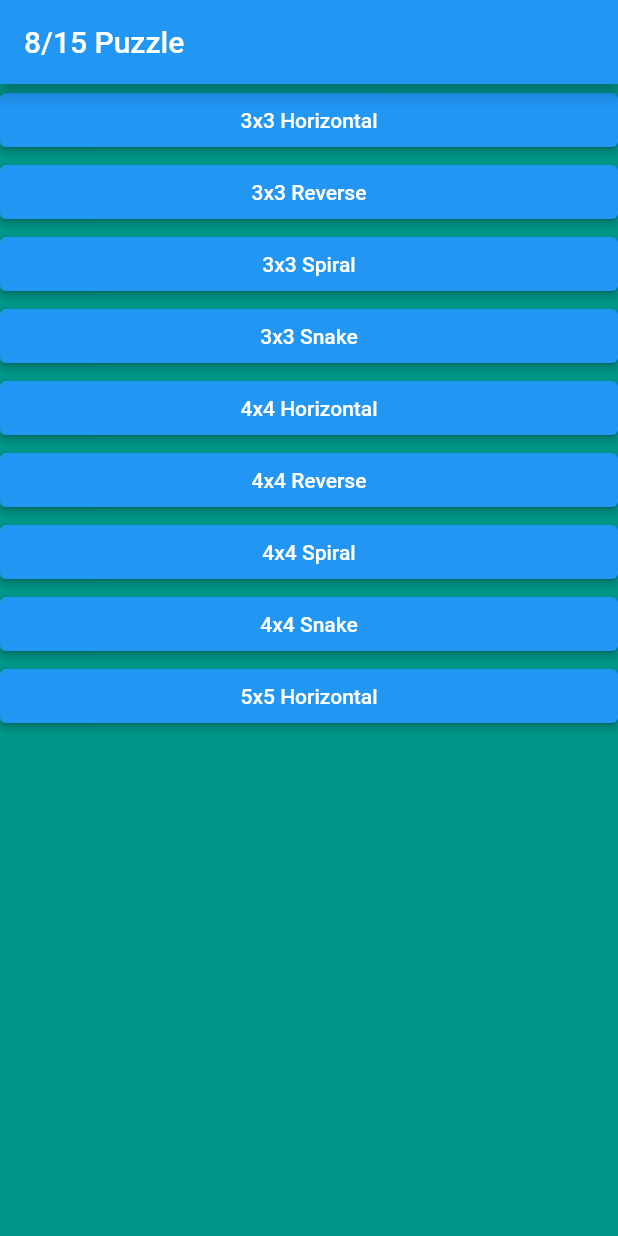
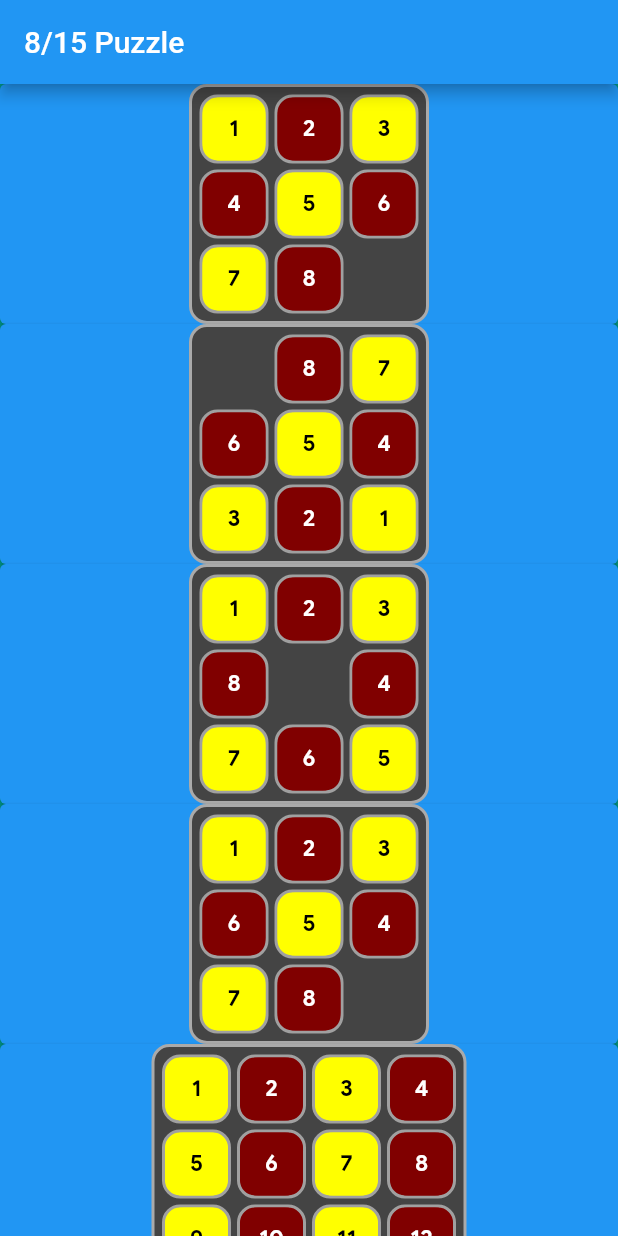
Before and after one commit to babaosoftware/slidepuzzle, a Flutter app: the screen it shows after launch, on a phone screen of 412 x 824 dp. Run offline on Flutter 3.47's test engine with Material 2 defaults, Android fonts, the phone set to English and light mode, and no system bars; our stand-ins replace equatable, flutter_bloc, google_fonts.

Commit message:
Start page

```diff
--- a/lib/pages/startpage.dart
+++ b/lib/pages/startpage.dart
@@ -2,8 +2,10 @@ import 'dart:async';
 
 import 'package:flutter/material.dart';
 import 'package:slidepuzzle/colors/colors.dart';
+import 'package:slidepuzzle/models/board.dart';
 import 'package:slidepuzzle/models/targetboard.dart';
 import 'package:slidepuzzle/pages/gamepage.dart';
+import 'package:slidepuzzle/widgets/tileboardlight.dart';
 
 class StartPage extends StatefulWidget {
   const StartPage({Key? key}) : super(key: key);
@@ -28,47 +30,47 @@ class _StartPageState extends State<StartPage> {
             Navigator.push(
               context,
               MaterialPageRoute(builder: (context) => const GamePage(title: "3x3 Horizontal", boardType: BoardType.basic, boardSize: 3)));
-          }, child: const Text("3x3 Horizontal")),
+          }, child: TileBoardLight(Board(3, createTargetBoard(3, BoardType.basic)))),
           ElevatedButton(onPressed: (){
             Navigator.push(
               context,
               MaterialPageRoute(builder: (context) => const GamePage(title: "3x3 Reverse", boardType: BoardType.reverse, boardSize: 3)));
-          }, child: const Text("3x3 Reverse")),
+          }, child: TileBoardLight(Board(3, createTargetBoard(3, BoardType.reverse)))),
           ElevatedButton(onPressed: (){
             Navigator.push(
               context,
               MaterialPageRoute(builder: (context) => const GamePage(title: "3x3 Spiral", boardType: BoardType.spiral, boardSize: 3)));
-          }, child: const Text("3x3 Spiral")),
+          }, child: TileBoardLight(Board(3, createTargetBoard(3, BoardType.spiral)))),
           ElevatedButton(onPressed: (){
             Navigator.push(
               context,
               MaterialPageRoute(builder: (context) => const GamePage(title: "3x3 Snake", boardType: BoardType.snake, boardSize: 3)));
-          }, child: const Text("3x3 Snake")),
+          }, child: TileBoardLight(Board(3, createTargetBoard(3, BoardType.snake)))),
           ElevatedButton(onPressed: (){
             Navigator.push(
               context,
               MaterialPageRoute(builder: (context) => const GamePage(title: "4x4 Horizontal", boardType: BoardType.basic, boardSize: 4)));
-          }, child: const Text("4x4 Horizontal")),
+          }, child: TileBoardLight(Board(4, createTargetBoard(4, BoardType.basic)))),
           ElevatedButton(onPressed: (){
             Navigator.push(
               context,
               MaterialPageRoute(builder: (context) => const GamePage(title: "4x4 Reverse", boardType: BoardType.reverse, boardSize: 4)));
-          }, child: const Text("4x4 Reverse")),
+          }, child: TileBoardLight(Board(4, createTargetBoard(4, BoardType.reverse)))),
           ElevatedButton(onPressed: (){
             Navigator.push(
               context,
               MaterialPageRoute(builder: (context) => const GamePage(title: "4x4 Spiral", boardType: BoardType.spiral, boardSize: 4)));
-          }, child: const Text("4x4 Spiral")),
+          }, child: TileBoardLight(Board(4, createTargetBoard(4, BoardType.spiral)))),
           ElevatedButton(onPressed: (){
             Navigator.push(
               context,
               MaterialPageRoute(builder: (context) => const GamePage(title: "4x4 Snake", boardType: BoardType.snake, boardSize: 4)));
-          }, child: const Text("4x4 Snake")),
+          }, child: TileBoardLight(Board(4, createTargetBoard(4, BoardType.snake)))),
           ElevatedButton(onPressed: (){
             Navigator.push(
               context,
               MaterialPageRoute(builder: (context) => const GamePage(title: "5x5 Horizontal", boardType: BoardType.basic, boardSize: 5)));
-          }, child: const Text("5x5 Horizontal")),
+          }, child: TileBoardLight(Board(5, createTargetBoard(5, BoardType.basic)))),
         ],));
   }
 }
--- a/lib/sizes/tilesize.dart
+++ b/lib/sizes/tilesize.dart
@@ -1,4 +1,6 @@
 abstract class TileSizes {
   static const double tileSize = 80;
   static const double fontSize = 40;
+  static const double lightTileSize = 50;
+  static const double lightFontSize = 15;
 }
--- a/lib/state/gamestate.dart
+++ b/lib/state/gamestate.dart
@@ -56,9 +56,9 @@ class GameState extends Equatable {
   static int stateTransitionTime(BoardState boardState) {
     switch (boardState) {
       case BoardState.loading:
-        return 2000;
+        return 1000;
       case BoardState.start:
-        return 1000;
+        return 700;
       case BoardState.ongoing:
         return 300;
       case BoardState.end:
--- a/lib/widgets/tile.dart
+++ b/lib/widgets/tile.dart
@@ -7,16 +7,17 @@ import 'package:slidepuzzle/state/gameevent.dart';
 import 'package:slidepuzzle/typography/text_styles.dart';
 
 class Tile extends StatelessWidget {
-  const Tile(this.value, this.isEmpty, {Key? key}) : super(key: key);
+  const Tile(this.value, this.isEmpty, {this.light = false, Key? key}) : super(key: key);
 
   final int value;
   final bool isEmpty;
+  final bool light;
 
   @override
   Widget build(BuildContext context) {
     return SizedBox(
-        width: TileSizes.tileSize,
-        height: TileSizes.tileSize,
+      width: light ? TileSizes.lightTileSize : TileSizes.tileSize,
+      height: light ? TileSizes.lightTileSize : TileSizes.tileSize,
       child: Padding(
         padding: const EdgeInsets.all(2.0),
         child: Container(
@@ -37,8 +38,10 @@ class Tile extends StatelessWidget {
           child: TextButton(
             style: TextButton.styleFrom(
               primary: PuzzleColors.white,
+              disabledMouseCursor: light ? SystemMouseCursors.click : SystemMouseCursors.basic,
+              enabledMouseCursor: light ? SystemMouseCursors.click : SystemMouseCursors.click,
               textStyle: PuzzleTextStyle.headline2.copyWith(
-                  fontSize: TileSizes.fontSize,
+                fontSize: light ? TileSizes.lightFontSize : TileSizes.fontSize,
               ),
               shape: const RoundedRectangleBorder(
                 borderRadius: BorderRadius.all(
@@ -50,7 +53,7 @@ class Tile extends StatelessWidget {
               backgroundColor: MaterialStateProperty.all(
                   isEmpty ? PuzzleColors.transparent : (value.isEven ? PuzzleColors.cellEvenBackColor : PuzzleColors.cellOddBackColor)),
             ),
-              onPressed: isEmpty
+            onPressed: light || isEmpty
                 ? null
                 : () {
                     context.read<GameBloc>().add(TileClick(value));
--- a/lib/widgets/tileboard.dart
+++ b/lib/widgets/tileboard.dart
@@ -2,7 +2,6 @@ import 'dart:async';
 
 import 'package:flutter/widgets.dart';
 import 'package:flutter_bloc/flutter_bloc.dart';
-import 'package:provider/src/provider.dart';
 import 'package:slidepuzzle/colors/colors.dart';
 import 'package:slidepuzzle/sizes/tilesize.dart';
 import 'package:slidepuzzle/state/gamebloc.dart';
--- /dev/null
+++ b/lib/widgets/tileboardlight.dart
@@ -0,0 +1,54 @@
+
+import 'package:flutter/widgets.dart';
+import 'package:slidepuzzle/colors/colors.dart';
+import 'package:slidepuzzle/models/board.dart';
+import 'package:slidepuzzle/sizes/tilesize.dart';
+import 'package:slidepuzzle/widgets/tile.dart';
+
+class TileBoardLight extends StatelessWidget {
+  const TileBoardLight(this.board, {Key? key}) : super(key: key);
+  final Board board;
+
+  @override
+  Widget build(BuildContext context) {
+    return Container(
+      decoration: const BoxDecoration(
+        color: PuzzleColors.boardBackColor,
+        borderRadius: BorderRadius.all(
+          Radius.circular(12.0),
+        ),
+        border: Border(
+          top: BorderSide(width: 2.0, color: PuzzleColors.boardBorderColor),
+          left: BorderSide(width: 2.0, color: PuzzleColors.boardBorderColor),
+          right: BorderSide(width: 2.0, color: PuzzleColors.boardBorderColor),
+          bottom: BorderSide(width: 2.0, color: PuzzleColors.boardBorderColor),
+        ),
+      ),
+      child: Padding(
+        padding: const EdgeInsets.all(3.0),
+        child: SizedBox(
+          width: TileSizes.lightTileSize * board.size,
+          height: TileSizes.lightTileSize * board.size,
+          child: Stack(
+            children: makeTiles(),
+          ),
+        ),
+      ),
+    );
+  }
+
+  List<Widget> makeTiles() {
+    List<Widget> tiles = [];
+    for (int i = 0; i < board.size; i++) {
+      for (int j = 0; j < board.size; j++) {
+        tiles.add(makeTile(i, j));
+      }
+    }
+    return tiles;
+  }
+
+  Widget makeTile(int currenti, int currentj) {
+    Tile tile = Tile(board.board[currenti][currentj], board.board[currenti][currentj] == board.emptyCellValue, key: Key(board.board[currenti][currentj].toString()), light: true,);
+    return Positioned(left: TileSizes.lightTileSize * currentj, top: TileSizes.lightTileSize * currenti, child: tile);
+  }
+}
```
Also changed, not shown: lib/state/controlbloc.dart (deleted, +0 -43 lines). Lines whose indentation alone changed are shown as unchanged.
